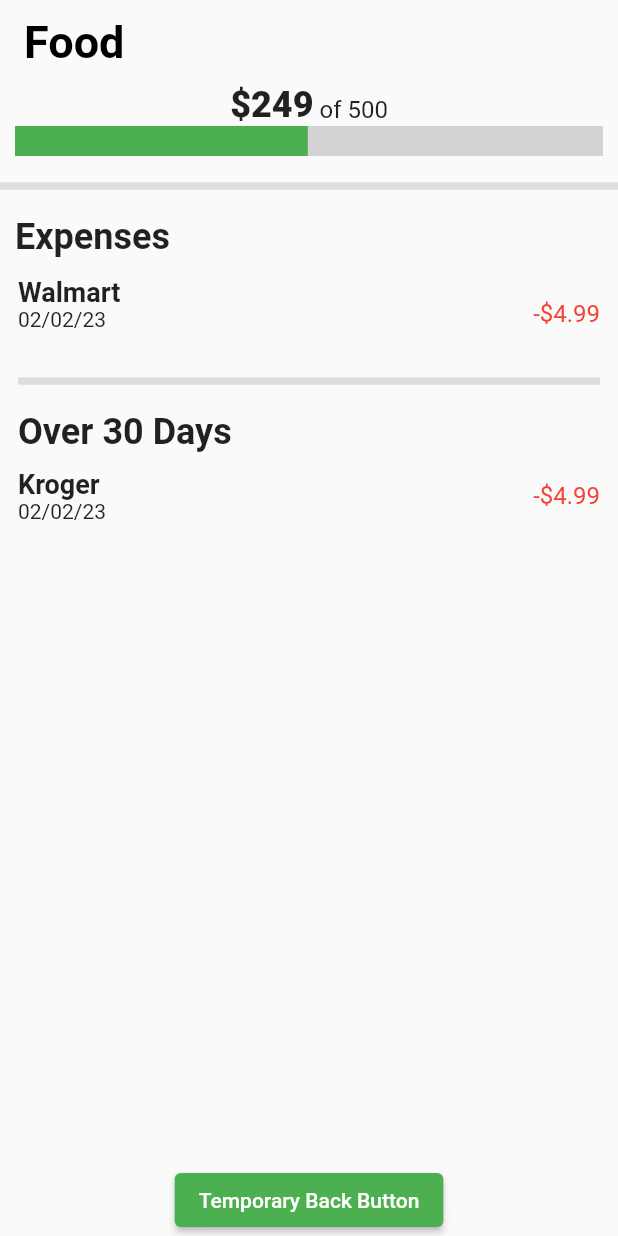
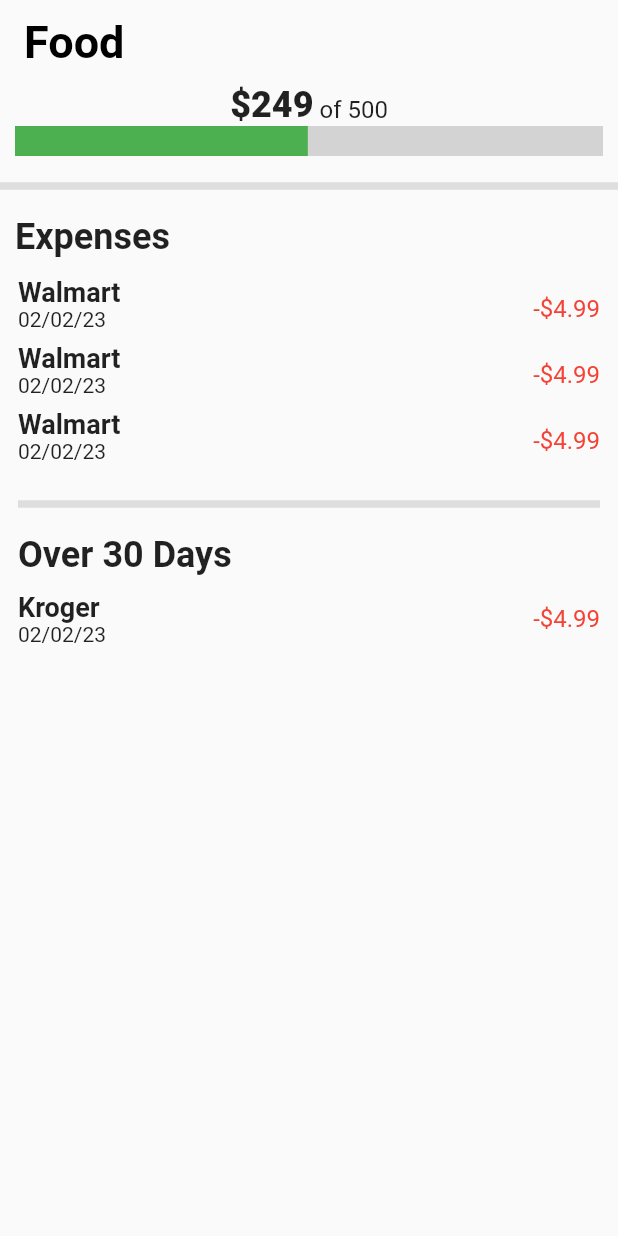
Before and after one commit to WSU-4110/budgie, a Flutter app: the screen it shows after launch, after a tap on "Food", on a phone screen of 412 x 824 dp. Run offline on Flutter 3.47's test engine with Material 2 defaults, Android fonts, the phone set to English and light mode, and no system bars; drawn by our look-alikes of percent_indicator; our stand-ins replace firebase_core, sticky_headers; accounts and stored records are empty; generated files the repository leaves out were written again.

Commit message:
Finished FR7 & FR 10

```diff
--- a/lib/ExpensesPage/expensesContainer.dart
+++ b/lib/ExpensesPage/expensesContainer.dart
@@ -1,6 +1,7 @@
 import 'package:flutter/material.dart';
 import 'package:percent_indicator/linear_percent_indicator.dart';
 import 'package:budgie/ExpensesPage/expensesPageClass.dart';
+
 
 class ExpensesContainer extends StatefulWidget {
   const ExpensesContainer({Key? key}) : super(key: key);
@@ -12,9 +13,7 @@
 class _ExpensesContainer extends State<ExpensesContainer> {
   @override
   Widget build(BuildContext context) {
-    return MaterialApp(
-      title: 'Expense Widget',
-      home: Scaffold(
+    return Scaffold(
         body: Row(
           mainAxisAlignment: MainAxisAlignment.spaceBetween,
           children: [
@@ -30,7 +29,6 @@
                 style: const TextStyle(color: Colors.red, fontSize: 16))
           ],
         ),
-      ),
     );
   }
 }
--- a/lib/ExpensesPage/expensesPage.dart
+++ b/lib/ExpensesPage/expensesPage.dart
@@ -3,6 +3,7 @@
 import 'package:percent_indicator/linear_percent_indicator.dart';
 import 'package:budgie/BudgetCategories/budgetCategoryPrice.dart';
 import 'package:budgie/ExpensesPage/expensesContainer.dart';
+import 'package:sticky_headers/sticky_headers.dart';
 
 class ExpensesPage extends StatelessWidget {
   @override
@@ -23,6 +24,7 @@
                   color: Color.fromARGB(255, 0, 0, 0)),
             ),
           ),
+          // Horizontal progress bar
           body: Column(
               mainAxisSize: MainAxisSize.min,
               mainAxisAlignment: MainAxisAlignment.start,
@@ -54,6 +56,7 @@
                   endIndent: 0,
                   color: Color.fromARGB(255, 222, 222, 222),
                 ),
+                // List View
                 Container(
                   padding: const EdgeInsets.only(left: 10),
                   child: const Align(
@@ -70,7 +73,15 @@
                         padding: const EdgeInsets.all(12.0),
                         child: ListView(children: [
                           // ExpensesContainer(),
-                           SizedBox(height: 50, child: Center(child: ExpensesContainer())),
+                          Container(
+                              height: 44,
+                              child: Center(child: ExpensesContainer())),
+                          Container(
+                              height: 44,
+                              child: Center(child: ExpensesContainer())),
+                          Container(
+                              height: 44,
+                              child: Center(child: ExpensesContainer())),
                           const Divider(
                             height: 40,
                             thickness: 5,
@@ -110,14 +121,7 @@
                             ],
                           ),
                         ]))),
-                ElevatedButton(
-                  onPressed: () {
-                    Navigator.pop(context);
-                  },
-                  style:
-                      ElevatedButton.styleFrom(backgroundColor: Colors.green),
-                  child: const Text("Temporary Back Button"),
-                ), // RaisedButton
+// RaisedButton
               ])),
     );
   }
--- a/lib/main.dart
+++ b/lib/main.dart
@@ -8,6 +8,7 @@
 void main() async {
   WidgetsFlutterBinding.ensureInitialized();
   await Firebase.initializeApp(
+    name: 'budgie',
     options: DefaultFirebaseOptions.currentPlatform,
   );
   runApp(const MyApp());
--- a/pubspec.yaml
+++ b/pubspec.yaml
@@ -37,6 +37,7 @@
   # Use with the CupertinoIcons class for iOS style icons.
   cupertino_icons: ^1.0.2
   percent_indicator: ^4.2.2
+  sticky_headers: "^0.3.0"
 
 dev_dependencies:
   flutter_test:
```
Also changed, not shown: pubspec.lock, 1 other file.
